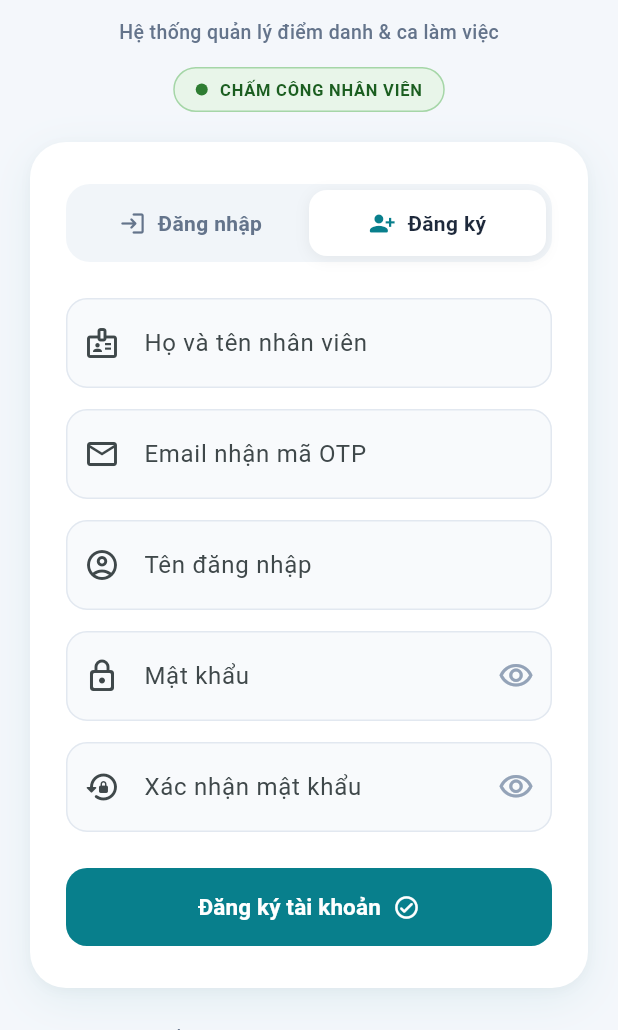
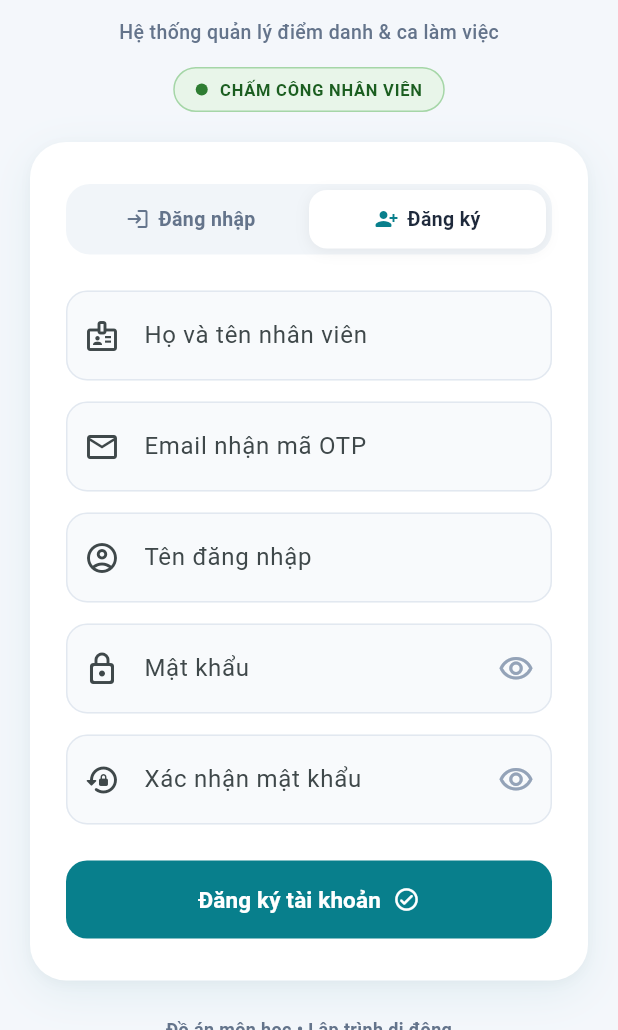
Before and after one commit to BaoAn-25/App_ChamCong_TongNhatBaoAn, a Flutter app: the screen it shows after launch, after a tap on "Đăng ký", on a phone screen of 412 x 824 dp, the part 206-1236 px from its top. Run offline on Flutter 3.47's test engine with Material 3 defaults, Android fonts, the phone set to English and light mode, and no system bars; our stand-ins replace camera, fl_chart, flutter_secure_storage, geocoding, geolocator, image_picker and 3 more; missing offline and left inert: cryptography, mobile_scanner.

Commit message:
fix: resolve analyzer warnings, fix mobile overflows, and ensure all tests pass

```diff
--- a/lib/ui/auth_page.dart
+++ b/lib/ui/auth_page.dart
@@ -595,7 +595,7 @@ class _AuthPageState extends State<AuthPage> {
       },
       child: AnimatedContainer(
         duration: const Duration(milliseconds: 200),
-        padding: const EdgeInsets.symmetric(vertical: 12),
+        padding: const EdgeInsets.symmetric(vertical: 10, horizontal: 8),
         decoration: BoxDecoration(
           color: isSelected ? Colors.white : Colors.transparent,
           borderRadius: BorderRadius.circular(12),
@@ -611,21 +611,26 @@ class _AuthPageState extends State<AuthPage> {
         ),
         child: Row(
           mainAxisAlignment: MainAxisAlignment.center,
+          mainAxisSize: MainAxisSize.min,
           children: [
             Icon(
               icon,
-              size: 18,
+              size: 16,
               color: isSelected ? primaryColor : const Color(0xFF64748B),
             ),
-            const SizedBox(width: 8),
-            Text(
+            const SizedBox(width: 6),
+            Flexible(
+              child: Text(
                 title,
+                maxLines: 1,
+                overflow: TextOverflow.ellipsis,
                 style: TextStyle(
-                fontSize: 14,
+                  fontSize: 13,
                   fontWeight: isSelected ? FontWeight.w700 : FontWeight.w600,
                   color: isSelected
                       ? const Color(0xFF1E293B)
                       : const Color(0xFF64748B),
+                ),
               ),
             ),
           ],
```
Also changed, not shown: lib/ui/home_page.dart (+31 -9 lines), 2 other files. Lines whose indentation alone changed are shown as unchanged.
